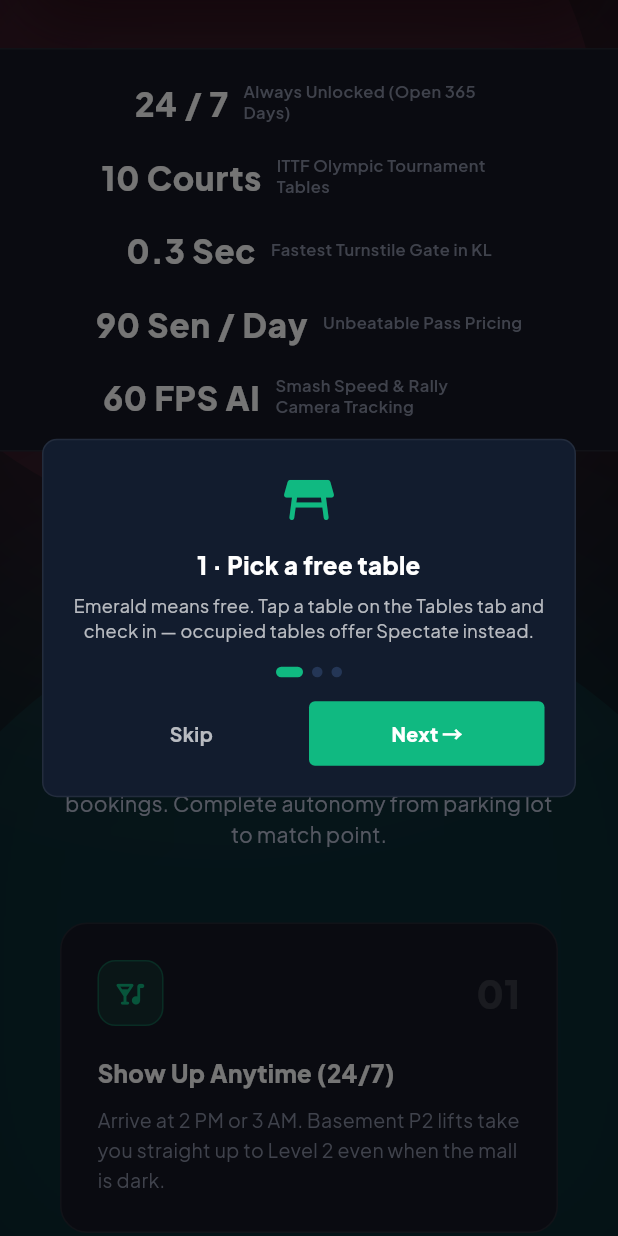
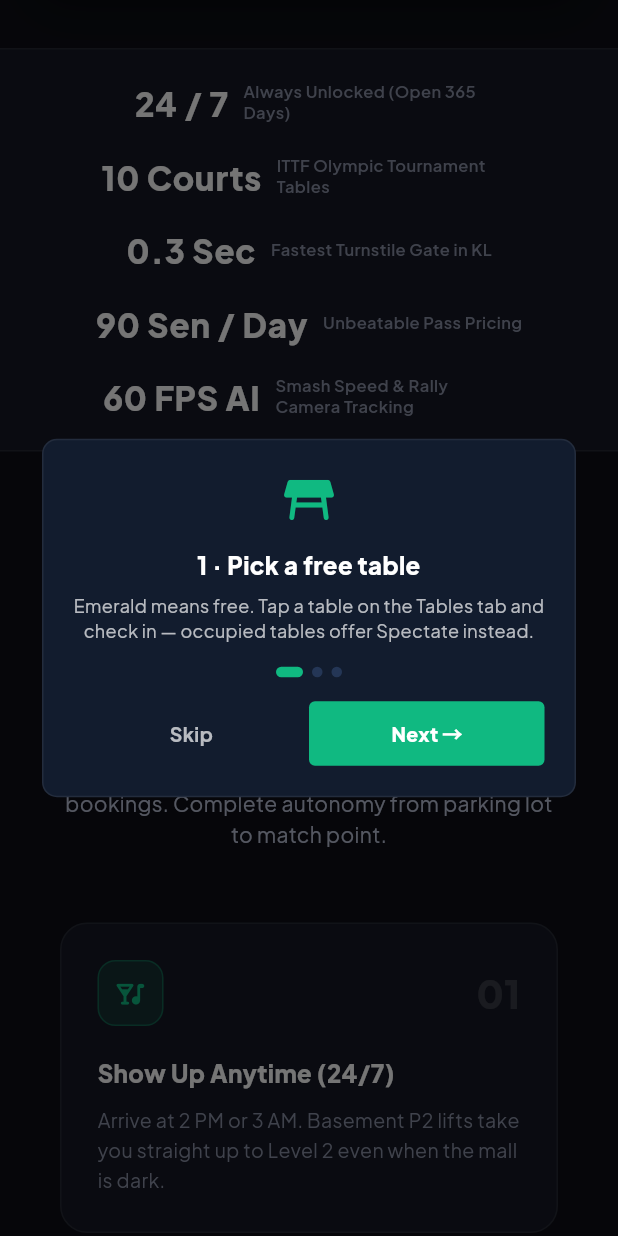
Before and after one commit to NR-aisa/Tsport_NomanShow, a Flutter app: the screen it shows after launch, scrolled down 1152 dp, on a phone screen of 412 x 824 dp. Run offline on Flutter 3.47's test engine with Material 3 defaults, Android fonts, the phone set to English and light mode, and no system bars; our stand-ins replace confetti, flutter_animate, google_fonts, qr_flutter.

Commit message:
fix(style): remove ambient glow blobs, heavy neon button glows and pulse animation for crisp clean dark aesthetic

```diff
--- a/lib/features/landing/screens/arena_landing_screen.dart
+++ b/lib/features/landing/screens/arena_landing_screen.dart
@@ -26,11 +26,8 @@ class ArenaLandingScreen extends StatefulWidget {
   State<ArenaLandingScreen> createState() => _ArenaLandingScreenState();
 }
 
-class _ArenaLandingScreenState extends State<ArenaLandingScreen>
-    with SingleTickerProviderStateMixin {
+class _ArenaLandingScreenState extends State<ArenaLandingScreen> {
   final ScrollController _scrollController = ScrollController();
-  late AnimationController _pulseController;
-  late Animation<double> _pulseAnimation;
 
   // Global Keys for smooth scrolling to sections
   final GlobalKey _vibeKey = GlobalKey();
@@ -43,21 +40,7 @@ class _ArenaLandingScreenState extends State<ArenaLandingScreen>
   int _selectedPreviewCourt = 4; // Center Court (T04)
 
   @override
-  void initState() {
-    super.initState();
-    _pulseController = AnimationController(
-      vsync: this,
-      duration: const Duration(milliseconds: 1500),
-    )..repeat(reverse: true);
-
-    _pulseAnimation = Tween<double>(begin: 0.96, end: 1.04).animate(
-      CurvedAnimation(parent: _pulseController, curve: Curves.easeInOut),
-    );
-  }
-
-  @override
   void dispose() {
-    _pulseController.dispose();
     _scrollController.dispose();
     super.dispose();
   }
@@ -87,50 +70,7 @@ class _ArenaLandingScreenState extends State<ArenaLandingScreen>
   Widget build(BuildContext context) {
     return Scaffold(
       backgroundColor: luxuryBg,
-      body: Stack(
-        children: [
-          // Background ambient glows
-          Positioned(
-            top: -150,
-            left: -100,
-            child: Container(
-              width: 500,
-              height: 500,
-              decoration: BoxDecoration(
-                shape: BoxShape.circle,
-                color: luxuryCoralRose.withValues(alpha: 0.08),
-                boxShadow: [
-                  BoxShadow(
-                    color: luxuryCoralRose.withValues(alpha: 0.12),
-                    blurRadius: 180,
-                    spreadRadius: 100,
-                  ),
-                ],
-              ),
-            ),
-          ),
-          Positioned(
-            top: 400,
-            right: -100,
-            child: Container(
-              width: 600,
-              height: 600,
-              decoration: BoxDecoration(
-                shape: BoxShape.circle,
-                color: luxuryElectricCyan.withValues(alpha: 0.06),
-                boxShadow: [
-                  BoxShadow(
-                    color: luxuryElectricCyan.withValues(alpha: 0.08),
-                    blurRadius: 220,
-                    spreadRadius: 80,
-                  ),
-                ],
-              ),
-            ),
-          ),
-
-          // Main Scrollable Body
-          SingleChildScrollView(
+      body: SingleChildScrollView(
         controller: _scrollController,
         child: Column(
           crossAxisAlignment: CrossAxisAlignment.stretch,
@@ -166,8 +106,6 @@ class _ArenaLandingScreenState extends State<ArenaLandingScreen>
                 _buildFooter(context),
               ],
             ),
-          ),
-        ],
           ),
     );
   }
@@ -346,9 +284,9 @@ class _ArenaLandingScreenState extends State<ArenaLandingScreen>
                   borderRadius: BorderRadius.circular(10),
                   boxShadow: [
                     BoxShadow(
-                      color: luxuryCoralRose.withValues(alpha: 0.35),
-                      blurRadius: 10,
-                      offset: const Offset(0, 3),
+                      color: Colors.black.withValues(alpha: 0.2),
+                      blurRadius: 6,
+                      offset: const Offset(0, 2),
                     ),
                   ],
                 ),
@@ -537,9 +475,7 @@ class _ArenaLandingScreenState extends State<ArenaLandingScreen>
           runSpacing: 12,
           children: [
             // Instant QR Walk-In Button
-            ScaleTransition(
-              scale: _pulseAnimation,
-              child: MouseRegion(
+            MouseRegion(
               cursor: SystemMouseCursors.click,
               child: GestureDetector(
                 onTap: widget.onWalkInTap,
@@ -555,9 +491,9 @@ class _ArenaLandingScreenState extends State<ArenaLandingScreen>
                     borderRadius: BorderRadius.circular(12),
                     boxShadow: [
                       BoxShadow(
-                          color: luxuryCoralRose.withValues(alpha: 0.45),
-                          blurRadius: 18,
-                          offset: const Offset(0, 6),
+                        color: Colors.black.withValues(alpha: 0.25),
+                        blurRadius: 8,
+                        offset: const Offset(0, 2),
                       ),
                     ],
                   ),
@@ -580,7 +516,6 @@ class _ArenaLandingScreenState extends State<ArenaLandingScreen>
                         ),
                       ),
                     ],
-                    ),
                   ),
                 ),
               ),
@@ -680,14 +615,9 @@ class _ArenaLandingScreenState extends State<ArenaLandingScreen>
         ),
         boxShadow: [
           BoxShadow(
-            color: Colors.black.withValues(alpha: 0.5),
-            blurRadius: 32,
-            offset: const Offset(0, 16),
-          ),
-          BoxShadow(
-            color: luxuryCoralRose.withValues(alpha: 0.1),
-            blurRadius: 40,
-            spreadRadius: 2,
+            color: Colors.black.withValues(alpha: 0.4),
+            blurRadius: 24,
+            offset: const Offset(0, 10),
           ),
         ],
       ),
@@ -1874,9 +1804,9 @@ class _ArenaLandingScreenState extends State<ArenaLandingScreen>
         boxShadow: isPopular
             ? [
                 BoxShadow(
-                  color: luxuryCoralRose.withValues(alpha: 0.2),
-                  blurRadius: 28,
-                  offset: const Offset(0, 8),
+                  color: Colors.black.withValues(alpha: 0.3),
+                  blurRadius: 16,
+                  offset: const Offset(0, 6),
                 ),
               ]
             : [],
@@ -2180,14 +2110,14 @@ class _ArenaLandingScreenState extends State<ArenaLandingScreen>
         ),
         borderRadius: BorderRadius.circular(28),
         border: Border.all(
-          color: luxuryCoralRose.withValues(alpha: 0.35),
-          width: 1.5,
+          color: Colors.white.withValues(alpha: 0.1),
+          width: 1,
         ),
         boxShadow: [
           BoxShadow(
-            color: luxuryCoralRose.withValues(alpha: 0.15),
-            blurRadius: 40,
-            offset: const Offset(0, 10),
+            color: Colors.black.withValues(alpha: 0.35),
+            blurRadius: 20,
+            offset: const Offset(0, 8),
           ),
         ],
       ),
@@ -2256,9 +2186,9 @@ class _ArenaLandingScreenState extends State<ArenaLandingScreen>
                         borderRadius: BorderRadius.circular(12),
                         boxShadow: [
                           BoxShadow(
-                            color: luxuryCoralRose.withValues(alpha: 0.4),
-                            blurRadius: 20,
-                            offset: const Offset(0, 6),
+                            color: Colors.black.withValues(alpha: 0.25),
+                            blurRadius: 8,
+                            offset: const Offset(0, 2),
                           ),
                         ],
                       ),
```
Lines whose indentation alone changed are shown as unchanged.
